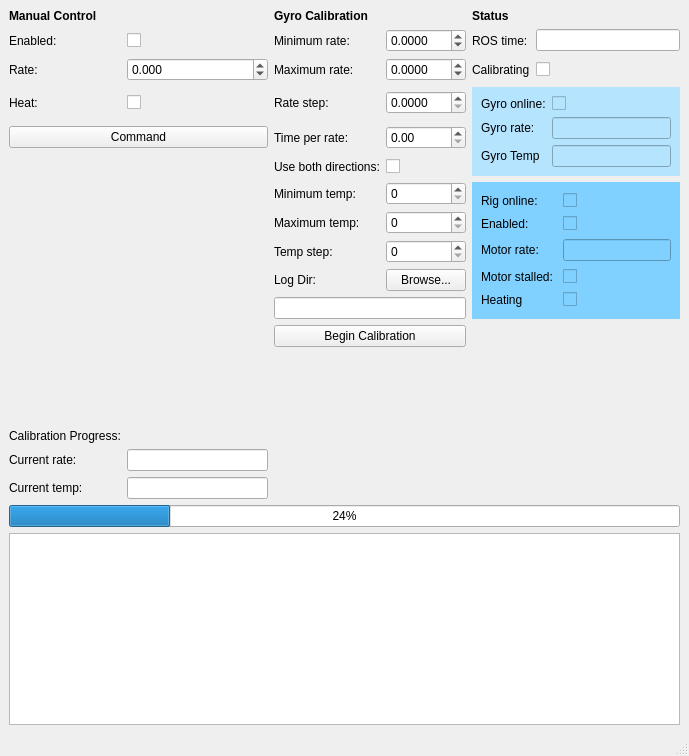
First picture: the form in gyro_cal_gui/src/rig_gui.ui, repository osu-uwrt/gyro_cal_rig, before the edit.
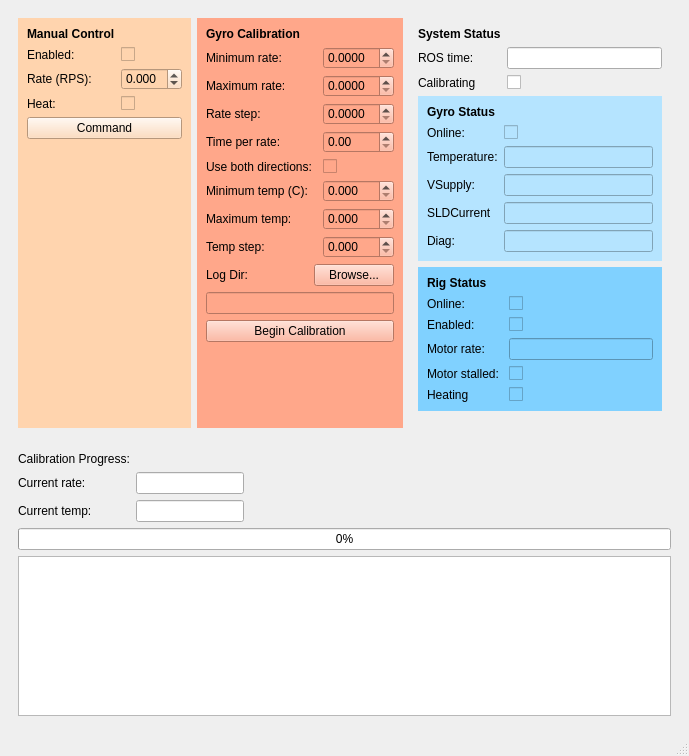
Second picture: the form after the edit.

Commit message: gui facelift, calib launch, support for cal with processed values

What changed in the file:
```diff
--- a/gyro_cal_gui/src/rig_gui.ui
+++ b/gyro_cal_gui/src/rig_gui.ui
@@ -14,21 +14,44 @@
    <string>Gyro Rig Control</string>
   </property>
   <widget class="QWidget" name="centralwidget">
-   <layout class="QGridLayout" name="gridLayout">
-    <item row="0" column="2" colspan="2">
-     <widget class="QLabel" name="label">
+   <layout class="QGridLayout" name="gridLayout_7">
+    <item row="0" column="0">
+     <widget class="QWidget" name="widget_7" native="true">
+      <layout class="QHBoxLayout" name="horizontalLayout">
+       <item>
+        <widget class="QWidget" name="widget_5" native="true">
       <property name="styleSheet">
-       <string notr="true">font-weight: bold</string>
-      </property>
+          <string notr="true">background-color:rgb(255, 212, 174)</string>
+         </property>
+         <layout class="QGridLayout" name="gridLayout_5">
+          <item row="2" column="0">
+           <widget class="QLabel" name="label_10">
       <property name="text">
-       <string>Gyro Calibration</string>
+             <string>Rate (RPS):</string>
       </property>
      </widget>
     </item>
-    <item row="16" column="0">
-     <widget class="QLabel" name="label_19">
+          <item row="0" column="0">
+           <widget class="QLabel" name="label_9">
+            <property name="styleSheet">
+             <string notr="true">font-weight:bold</string>
+            </property>
       <property name="text">
-       <string>Current temp:</string>
+             <string>Manual Control</string>
+            </property>
+           </widget>
+          </item>
+          <item row="1" column="0">
+           <widget class="QLabel" name="label_11">
+            <property name="text">
+             <string>Enabled:</string>
+            </property>
+           </widget>
+          </item>
+          <item row="3" column="0">
+           <widget class="QLabel" name="label_12">
+            <property name="text">
+             <string>Heat: </string>
       </property>
      </widget>
     </item>
@@ -39,366 +62,381 @@
       </property>
      </widget>
     </item>
-    <item row="2" column="5">
-     <widget class="QCheckBox" name="uiRigCalibrating">
+          <item row="1" column="1">
+           <widget class="QCheckBox" name="uiRigManualEnabled">
       <property name="text">
        <string/>
       </property>
-      <property name="checkable">
-       <bool>true</bool>
+           </widget>
+          </item>
+          <item row="2" column="1">
+           <widget class="QDoubleSpinBox" name="uiRigManualRate">
+            <property name="decimals">
+             <number>3</number>
+            </property>
+            <property name="minimum">
+             <double>-1.000000000000000</double>
+            </property>
+            <property name="maximum">
+             <double>1.000000000000000</double>
+            </property>
+           </widget>
+          </item>
+          <item row="5" column="0">
+           <spacer name="verticalSpacer">
+            <property name="orientation">
+             <enum>Qt::Vertical</enum>
+            </property>
+            <property name="sizeHint" stdset="0">
+             <size>
+              <width>20</width>
+              <height>40</height>
+             </size>
+            </property>
+           </spacer>
+          </item>
+          <item row="4" column="0" colspan="2">
+           <widget class="QPushButton" name="uiRigCommand">
+            <property name="text">
+             <string>Command</string>
+            </property>
+           </widget>
+          </item>
+         </layout>
+        </widget>
+       </item>
+       <item>
+        <widget class="QWidget" name="widget_4" native="true">
+         <property name="styleSheet">
+          <string notr="true">background-color:rgb(255, 167, 138)</string>
+         </property>
+         <layout class="QGridLayout" name="gridLayout_4">
+          <item row="7" column="0" colspan="2">
+           <widget class="QLabel" name="label_7">
+            <property name="text">
+             <string>Maximum temp: </string>
+            </property>
+           </widget>
+          </item>
+          <item row="2" column="2">
+           <widget class="QDoubleSpinBox" name="uiRigMaxRate">
+            <property name="decimals">
+             <number>4</number>
+            </property>
+            <property name="minimum">
+             <double>0.000000000000000</double>
+            </property>
+            <property name="maximum">
+             <double>1.000000000000000</double>
+            </property>
+            <property name="singleStep">
+             <double>0.001000000000000</double>
       </property>
      </widget>
     </item>
     <item row="5" column="2">
+           <widget class="QCheckBox" name="uiRigUseBothDirs">
+            <property name="text">
+             <string/>
+            </property>
+           </widget>
+          </item>
+          <item row="4" column="2">
+           <widget class="QDoubleSpinBox" name="uiRigTimePerRate">
+            <property name="maximum">
+             <double>120.000000000000000</double>
+            </property>
+           </widget>
+          </item>
+          <item row="5" column="0" colspan="2">
      <widget class="QLabel" name="label_4">
       <property name="text">
        <string>Use both directions:</string>
       </property>
      </widget>
     </item>
-    <item row="2" column="1">
-     <widget class="QDoubleSpinBox" name="uiRigManualRate">
+          <item row="0" column="0" colspan="2">
+           <widget class="QLabel" name="label">
+            <property name="styleSheet">
+             <string notr="true">font-weight: bold</string>
+            </property>
+            <property name="text">
+             <string>Gyro Calibration</string>
+            </property>
+           </widget>
+          </item>
+          <item row="4" column="0">
+           <widget class="QLabel" name="label_25">
+            <property name="text">
+             <string>Time per rate:</string>
+            </property>
+           </widget>
+          </item>
+          <item row="9" column="1" colspan="2">
+           <widget class="QPushButton" name="uiBrowseLogDir">
+            <property name="text">
+             <string>Browse...</string>
+            </property>
+           </widget>
+          </item>
+          <item row="8" column="0">
+           <widget class="QLabel" name="label_8">
+            <property name="text">
+             <string>Temp step: </string>
+            </property>
+           </widget>
+          </item>
+          <item row="1" column="2">
+           <widget class="QDoubleSpinBox" name="uiRigMinRate">
       <property name="decimals">
-       <number>3</number>
+             <number>4</number>
       </property>
       <property name="minimum">
-       <double>-1.000000000000000</double>
+             <double>0.000000000000000</double>
       </property>
       <property name="maximum">
-       <double>1.000000000000000</double>
-      </property>
-     </widget>
-    </item>
-    <item row="11" column="2" colspan="2">
-     <widget class="QPushButton" name="uiRigStartCal">
-      <property name="text">
-       <string>Begin Calibration</string>
-      </property>
-     </widget>
-    </item>
-    <item row="17" column="0" colspan="6">
-     <widget class="QProgressBar" name="uiCalProgress">
-      <property name="value">
-       <number>24</number>
+             <double>60.000000000000000</double>
+            </property>
+            <property name="singleStep">
+             <double>0.001000000000000</double>
       </property>
      </widget>
     </item>
     <item row="3" column="2">
+           <widget class="QDoubleSpinBox" name="uiRigRateStep">
+            <property name="decimals">
+             <number>4</number>
+            </property>
+            <property name="maximum">
+             <double>1.000000000000000</double>
+            </property>
+            <property name="singleStep">
+             <double>0.001000000000000</double>
+            </property>
+           </widget>
+          </item>
+          <item row="9" column="0">
+           <widget class="QLabel" name="label_28">
+            <property name="text">
+             <string>Log Dir:</string>
+            </property>
+           </widget>
+          </item>
+          <item row="3" column="0">
      <widget class="QLabel" name="label_5">
       <property name="text">
        <string>Rate step:</string>
       </property>
      </widget>
     </item>
-    <item row="1" column="3">
-     <widget class="QDoubleSpinBox" name="uiRigMinRate">
-      <property name="decimals">
-       <number>4</number>
-      </property>
-      <property name="minimum">
-       <double>-1.000000000000000</double>
-      </property>
-      <property name="maximum">
-       <double>1.000000000000000</double>
-      </property>
-      <property name="singleStep">
-       <double>0.001000000000000</double>
-      </property>
-     </widget>
-    </item>
-    <item row="4" column="0" colspan="2">
-     <widget class="QPushButton" name="uiRigCommand">
+          <item row="6" column="0">
+           <widget class="QLabel" name="label_6">
       <property name="text">
-       <string>Command</string>
-      </property>
-     </widget>
-    </item>
-    <item row="14" column="0">
-     <widget class="QLabel" name="label_17">
-      <property name="text">
-       <string>Calibration Progress:</string>
+             <string>Minimum temp (C):</string>
       </property>
      </widget>
     </item>
     <item row="1" column="0">
-     <widget class="QLabel" name="label_11">
-      <property name="text">
-       <string>Enabled:</string>
-      </property>
-     </widget>
-    </item>
-    <item row="1" column="2">
      <widget class="QLabel" name="label_2">
       <property name="text">
        <string>Minimum rate:</string>
       </property>
      </widget>
     </item>
-    <item row="0" column="0">
-     <widget class="QLabel" name="label_9">
-      <property name="styleSheet">
-       <string notr="true">font-weight:bold</string>
-      </property>
-      <property name="text">
-       <string>Manual Control</string>
-      </property>
-     </widget>
-    </item>
-    <item row="2" column="4">
-     <widget class="QLabel" name="label_26">
-      <property name="text">
-       <string>Calibrating</string>
-      </property>
-     </widget>
-    </item>
-    <item row="4" column="3">
-     <widget class="QDoubleSpinBox" name="uiRigTimePerRate">
-      <property name="maximum">
-       <double>500.000000000000000</double>
-      </property>
-     </widget>
-    </item>
-    <item row="15" column="0">
-     <widget class="QLabel" name="label_18">
-      <property name="text">
-       <string>Current rate:</string>
-      </property>
-     </widget>
-    </item>
-    <item row="3" column="3">
-     <widget class="QDoubleSpinBox" name="uiRigRateStep">
-      <property name="decimals">
-       <number>4</number>
-      </property>
-      <property name="maximum">
-       <double>1.000000000000000</double>
-      </property>
-      <property name="singleStep">
-       <double>0.001000000000000</double>
-      </property>
-     </widget>
-    </item>
-    <item row="2" column="3">
-     <widget class="QDoubleSpinBox" name="uiRigMaxRate">
-      <property name="decimals">
-       <number>4</number>
-      </property>
-      <property name="minimum">
-       <double>-1.000000000000000</double>
-      </property>
-      <property name="maximum">
-       <double>1.000000000000000</double>
-      </property>
-      <property name="singleStep">
-       <double>0.001000000000000</double>
-      </property>
-     </widget>
-    </item>
-    <item row="1" column="1">
-     <widget class="QCheckBox" name="uiRigManualEnabled">
-      <property name="text">
-       <string/>
-      </property>
-     </widget>
-    </item>
-    <item row="2" column="2">
+          <item row="2" column="0">
      <widget class="QLabel" name="label_3">
       <property name="text">
        <string>Maximum rate:</string>
       </property>
      </widget>
     </item>
-    <item row="1" column="5">
-     <widget class="QLineEdit" name="uiRigRosTime">
-      <property name="readOnly">
-       <bool>true</bool>
+          <item row="11" column="0" colspan="3">
+           <widget class="QPushButton" name="uiRigStartCal">
+            <property name="text">
+             <string>Begin Calibration</string>
       </property>
      </widget>
     </item>
-    <item row="3" column="4" rowspan="3" colspan="2">
+          <item row="12" column="0" colspan="3">
+           <spacer name="verticalSpacer_2">
+            <property name="orientation">
+             <enum>Qt::Vertical</enum>
+            </property>
+            <property name="sizeHint" stdset="0">
+             <size>
+              <width>20</width>
+              <height>40</height>
+             </size>
+            </property>
+           </spacer>
+          </item>
+          <item row="6" column="2">
+           <widget class="QDoubleSpinBox" name="uiRigMinTemp">
+            <property name="decimals">
+             <number>3</number>
+            </property>
+            <property name="minimum">
+             <double>0.000000000000000</double>
+            </property>
+            <property name="maximum">
+             <double>60.000000000000000</double>
+            </property>
+            <property name="singleStep">
+             <double>0.001000000000000</double>
+            </property>
+            <property name="value">
+             <double>0.000000000000000</double>
+            </property>
+           </widget>
+          </item>
+          <item row="7" column="2">
+           <widget class="QDoubleSpinBox" name="uiRigMaxTemp">
+            <property name="decimals">
+             <number>3</number>
+            </property>
+            <property name="minimum">
+             <double>0.000000000000000</double>
+            </property>
+            <property name="maximum">
+             <double>60.000000000000000</double>
+            </property>
+            <property name="singleStep">
+             <double>0.001000000000000</double>
+            </property>
+            <property name="value">
+             <double>0.000000000000000</double>
+            </property>
+           </widget>
+          </item>
+          <item row="8" column="2">
+           <widget class="QDoubleSpinBox" name="uiRigTempStep">
+            <property name="decimals">
+             <number>3</number>
+            </property>
+            <property name="minimum">
+             <double>0.000000000000000</double>
+            </property>
+            <property name="maximum">
+             <double>60.000000000000000</double>
+            </property>
+            <property name="singleStep">
+             <double>0.001000000000000</double>
+            </property>
+            <property name="value">
+             <double>0.000000000000000</double>
+            </property>
+           </widget>
+          </item>
+          <item row="10" column="0" colspan="3">
+           <widget class="QLineEdit" name="uiLogDir"/>
+          </item>
+         </layout>
+        </widget>
+       </item>
+       <item>
+        <widget class="QWidget" name="widget_3" native="true">
+         <layout class="QGridLayout" name="gridLayout">
+          <item row="4" column="0" colspan="2">
      <widget class="QWidget" name="widget" native="true">
       <property name="styleSheet">
        <string notr="true">background-color:rgb(181, 228, 255)</string>
       </property>
       <layout class="QGridLayout" name="gridLayout_2">
-       <item row="0" column="1">
-        <widget class="QCheckBox" name="uiGyroOnline">
-         <property name="enabled">
-          <bool>true</bool>
-         </property>
+             <item row="5" column="0">
+              <widget class="QLabel" name="label_30">
+               <property name="text">
+                <string>Diag:</string>
+               </property>
+              </widget>
+             </item>
+             <item row="4" column="0">
+              <widget class="QLabel" name="label_29">
          <property name="text">
-          <string/>
-         </property>
-         <property name="checkable">
+                <string>SLDCurrent</string>
+               </property>
+              </widget>
+             </item>
+             <item row="2" column="1">
+              <widget class="QLineEdit" name="uiGyroTemp">
+               <property name="readOnly">
           <bool>true</bool>
          </property>
         </widget>
        </item>
-       <item row="1" column="0">
+             <item row="3" column="0">
         <widget class="QLabel" name="label_22">
          <property name="text">
-          <string>Gyro rate:</string>
-         </property>
-        </widget>
-       </item>
-       <item row="1" column="1">
-        <widget class="QLineEdit" name="uiGyroRate">
-         <property name="enabled">
-          <bool>true</bool>
-         </property>
-         <property name="text">
-          <string/>
-         </property>
-         <property name="readOnly">
-          <bool>true</bool>
-         </property>
-        </widget>
-       </item>
-       <item row="0" column="0">
-        <widget class="QLabel" name="label_15">
-         <property name="text">
-          <string>Gyro online:</string>
+                <string>VSupply:</string>
          </property>
         </widget>
        </item>
        <item row="2" column="0">
         <widget class="QLabel" name="label_27">
          <property name="text">
-          <string>Gyro Temp</string>
+                <string>Temperature:</string>
          </property>
         </widget>
        </item>
-       <item row="2" column="1">
-        <widget class="QLineEdit" name="uiGyroTemp">
-         <property name="readOnly">
+             <item row="1" column="1">
+              <widget class="QCheckBox" name="uiGyroOnline">
+               <property name="enabled">
           <bool>true</bool>
          </property>
-        </widget>
-       </item>
-      </layout>
-     </widget>
-    </item>
-    <item row="4" column="2">
-     <widget class="QLabel" name="label_25">
+               <property name="text">
+                <string/>
+               </property>
+               <property name="checkable">
+                <bool>true</bool>
+               </property>
+              </widget>
+             </item>
+             <item row="1" column="0">
+              <widget class="QLabel" name="label_15">
       <property name="text">
-       <string>Time per rate:</string>
+                <string>Online:</string>
       </property>
      </widget>
     </item>
-    <item row="0" column="4">
-     <widget class="QLabel" name="label_13">
+             <item row="0" column="0">
+              <widget class="QLabel" name="label_32">
       <property name="styleSheet">
-       <string notr="true">font-weight:bold</string>
+                <string notr="true">font-weight: bold</string>
       </property>
       <property name="text">
-       <string>Status</string>
+                <string>Gyro Status</string>
       </property>
      </widget>
     </item>
-    <item row="5" column="3">
-     <widget class="QCheckBox" name="uiRigUseBothDirs">
+             <item row="3" column="1">
+              <widget class="QLineEdit" name="uiGyroVSupply"/>
+             </item>
+             <item row="4" column="1">
+              <widget class="QLineEdit" name="uiGyroSLDCurrent"/>
+             </item>
+             <item row="5" column="1">
+              <widget class="QLineEdit" name="uiGyroDiag"/>
+             </item>
+            </layout>
+           </widget>
+          </item>
+          <item row="3" column="1">
+           <widget class="QCheckBox" name="uiRigCalibrating">
       <property name="text">
        <string/>
       </property>
-     </widget>
-    </item>
-    <item row="8" column="2">
-     <widget class="QLabel" name="label_8">
-      <property name="text">
-       <string>Temp step: </string>
-      </property>
-     </widget>
-    </item>
-    <item row="9" column="3">
-     <widget class="QPushButton" name="uiBrowseLogDir">
-      <property name="text">
-       <string>Browse...</string>
-      </property>
-     </widget>
-    </item>
-    <item row="3" column="0">
-     <widget class="QLabel" name="label_12">
-      <property name="text">
-       <string>Heat: </string>
-      </property>
-     </widget>
-    </item>
-    <item row="13" column="2">
-     <spacer name="verticalSpacer_2">
-      <property name="orientation">
-       <enum>Qt::Vertical</enum>
-      </property>
-      <property name="sizeHint" stdset="0">
-       <size>
-        <width>20</width>
-        <height>40</height>
-       </size>
-      </property>
-     </spacer>
-    </item>
-    <item row="18" column="0" colspan="6">
-     <widget class="QTextBrowser" name="uiCalStatus"/>
-    </item>
-    <item row="7" column="2">
-     <widget class="QLabel" name="label_7">
-      <property name="text">
-       <string>Maximum temp: </string>
-      </property>
-     </widget>
-    </item>
-    <item row="2" column="0">
-     <widget class="QLabel" name="label_10">
-      <property name="text">
-       <string>Rate:</string>
-      </property>
-     </widget>
-    </item>
-    <item row="15" column="1">
-     <widget class="QLineEdit" name="uiCurrentRate">
-      <property name="readOnly">
+            <property name="checkable">
        <bool>true</bool>
       </property>
      </widget>
     </item>
-    <item row="1" column="4">
-     <widget class="QLabel" name="label_14">
-      <property name="text">
-       <string>ROS time:</string>
-      </property>
-     </widget>
-    </item>
-    <item row="9" column="2">
-     <widget class="QLabel" name="label_28">
-      <property name="text">
-       <string>Log Dir:</string>
-      </property>
-     </widget>
-    </item>
-    <item row="6" column="2">
-     <widget class="QLabel" name="label_6">
-      <property name="text">
-       <string>Minimum temp:</string>
-      </property>
-     </widget>
-    </item>
-    <item row="16" column="1">
-     <widget class="QLineEdit" name="uiCurrentTemp">
-      <property name="readOnly">
-       <bool>true</bool>
-      </property>
-     </widget>
-    </item>
-    <item row="10" column="2" colspan="2">
-     <widget class="QLineEdit" name="uiLogDir"/>
-    </item>
-    <item row="6" column="4" rowspan="5" colspan="2">
+          <item row="5" column="0" colspan="2">
      <widget class="QWidget" name="widget_2" native="true">
       <property name="styleSheet">
        <string notr="true">background-color:rgb(128, 209, 255)</string>
       </property>
       <layout class="QGridLayout" name="gridLayout_3">
-       <item row="4" column="1">
-        <widget class="QCheckBox" name="uiRigHeating">
+             <item row="2" column="1">
+              <widget class="QCheckBox" name="uiRigEnabled">
          <property name="text">
           <string/>
          </property>
@@ -407,35 +445,22 @@
          </property>
         </widget>
        </item>
-       <item row="3" column="1">
-        <widget class="QCheckBox" name="uiRigMotorStalled">
-         <property name="text">
-          <string/>
-         </property>
-         <property name="checkable">
-          <bool>true</bool>
-         </property>
-        </widget>
-       </item>
-       <item row="2" column="0">
+             <item row="3" column="0">
         <widget class="QLabel" name="label_20">
          <property name="text">
           <string>Motor rate:</string>
          </property>
         </widget>
        </item>
-       <item row="1" column="1">
-        <widget class="QCheckBox" name="uiRigEnabled">
+             <item row="5" column="0">
+              <widget class="QLabel" name="label_21">
          <property name="text">
-          <string/>
-         </property>
-         <property name="checkable">
-          <bool>true</bool>
-         </property>
-        </widget>
-       </item>
-       <item row="0" column="1">
-        <widget class="QCheckBox" name="uiRigOnline">
+                <string>Heating</string>
+               </property>
+              </widget>
+             </item>
+             <item row="5" column="1">
+              <widget class="QCheckBox" name="uiRigHeating">
          <property name="text">
           <string/>
          </property>
@@ -444,63 +469,204 @@
          </property>
         </widget>
        </item>
-       <item row="3" column="0">
+             <item row="4" column="0">
         <widget class="QLabel" name="label_23">
          <property name="text">
           <string>Motor stalled: </string>
          </property>
         </widget>
        </item>
-       <item row="1" column="0">
+             <item row="4" column="1">
+              <widget class="QCheckBox" name="uiRigMotorStalled">
+               <property name="text">
+                <string/>
+               </property>
+               <property name="checkable">
+                <bool>true</bool>
+               </property>
+              </widget>
+             </item>
+             <item row="1" column="1">
+              <widget class="QCheckBox" name="uiRigOnline">
+               <property name="text">
+                <string/>
+               </property>
+               <property name="checkable">
+                <bool>true</bool>
+               </property>
+              </widget>
+             </item>
+             <item row="2" column="0">
         <widget class="QLabel" name="label_24">
          <property name="text">
           <string>Enabled:</string>
          </property>
         </widget>
        </item>
-       <item row="2" column="1">
-        <widget class="QLineEdit" name="uiRigMotorRate">
-         <property name="readOnly">
-          <bool>true</bool>
-         </property>
-        </widget>
-       </item>
-       <item row="4" column="0">
-        <widget class="QLabel" name="label_21">
-         <property name="text">
-          <string>Heating</string>
-         </property>
-        </widget>
-       </item>
-       <item row="0" column="0">
+             <item row="1" column="0">
         <widget class="QLabel" name="label_16">
          <property name="text">
-          <string>Rig online:</string>
+                <string>Online:</string>
          </property>
         </widget>
        </item>
+             <item row="3" column="1">
+              <widget class="QLineEdit" name="uiRigMotorRate">
+               <property name="readOnly">
+                <bool>true</bool>
+               </property>
+              </widget>
+             </item>
+             <item row="0" column="0">
+              <widget class="QLabel" name="label_31">
+               <property name="styleSheet">
+                <string notr="true">font-weight:bold</string>
+               </property>
+               <property name="text">
+                <string>Rig Status</string>
+               </property>
+              </widget>
+             </item>
       </layout>
      </widget>
     </item>
-    <item row="6" column="3">
-     <widget class="QSpinBox" name="uiRigMinTemp">
-      <property name="maximum">
-       <number>20000</number>
-      </property>
-     </widget>
-    </item>
-    <item row="7" column="3">
-     <widget class="QSpinBox" name="uiRigMaxTemp">
-      <property name="maximum">
-       <number>20000</number>
+          <item row="6" column="0">
+           <spacer name="verticalSpacer_3">
+            <property name="orientation">
+             <enum>Qt::Vertical</enum>
+            </property>
+            <property name="sizeHint" stdset="0">
+             <size>
+              <width>20</width>
+              <height>40</height>
+             </size>
+            </property>
+           </spacer>
+          </item>
+          <item row="0" column="0">
+           <widget class="QLabel" name="label_13">
+            <property name="styleSheet">
+             <string notr="true">font-weight:bold</string>
+            </property>
+            <property name="text">
+             <string>System Status</string>
+            </property>
+           </widget>
+          </item>
+          <item row="3" column="0">
+           <widget class="QLabel" name="label_26">
+            <property name="text">
+             <string>Calibrating</string>
       </property>
      </widget>
     </item>
-    <item row="8" column="3">
-     <widget class="QSpinBox" name="uiRigTempStep">
-      <property name="maximum">
-       <number>20000</number>
-      </property>
+          <item row="2" column="1">
+           <widget class="QLineEdit" name="uiRigRosTime">
+            <property name="readOnly">
+             <bool>true</bool>
+            </property>
+           </widget>
+          </item>
+          <item row="2" column="0">
+           <widget class="QLabel" name="label_14">
+            <property name="text">
+             <string>ROS time:</string>
+            </property>
+           </widget>
+          </item>
+         </layout>
+        </widget>
+       </item>
+      </layout>
+     </widget>
+    </item>
+    <item row="1" column="0">
+     <widget class="QWidget" name="widget_6" native="true">
+      <layout class="QGridLayout" name="gridLayout_6">
+       <item row="2" column="1">
+        <widget class="QLineEdit" name="uiCurrentTemp">
+         <property name="sizePolicy">
+          <sizepolicy hsizetype="Minimum" vsizetype="Fixed">
+           <horstretch>0</horstretch>
+           <verstretch>0</verstretch>
+          </sizepolicy>
+         </property>
+         <property name="readOnly">
+          <bool>true</bool>
+         </property>
+        </widget>
+       </item>
+       <item row="1" column="1">
+        <widget class="QLineEdit" name="uiCurrentRate">
+         <property name="sizePolicy">
+          <sizepolicy hsizetype="Minimum" vsizetype="Fixed">
+           <horstretch>0</horstretch>
+           <verstretch>0</verstretch>
+          </sizepolicy>
+         </property>
+         <property name="readOnly">
+          <bool>true</bool>
+         </property>
+        </widget>
+       </item>
+       <item row="2" column="0">
+        <widget class="QLabel" name="label_19">
+         <property name="text">
+          <string>Current temp:</string>
+         </property>
+        </widget>
+       </item>
+       <item row="1" column="0">
+        <widget class="QLabel" name="label_18">
+         <property name="text">
+          <string>Current rate:</string>
+         </property>
+        </widget>
+       </item>
+       <item row="0" column="0">
+        <widget class="QLabel" name="label_17">
+         <property name="text">
+          <string>Calibration Progress:</string>
+         </property>
+        </widget>
+       </item>
+       <item row="1" column="2">
+        <spacer name="horizontalSpacer">
+         <property name="orientation">
+          <enum>Qt::Horizontal</enum>
+         </property>
+         <property name="sizeHint" stdset="0">
+          <size>
+           <width>40</width>
+           <height>20</height>
+          </size>
+         </property>
+        </spacer>
+       </item>
+       <item row="2" column="2">
+        <spacer name="horizontalSpacer_2">
+         <property name="orientation">
+          <enum>Qt::Horizontal</enum>
+         </property>
+         <property name="sizeHint" stdset="0">
+          <size>
+           <width>40</width>
+           <height>20</height>
+          </size>
+         </property>
+        </spacer>
+       </item>
+       <item row="4" column="0" colspan="3">
+        <widget class="QProgressBar" name="uiCalProgress">
+         <property name="value">
+          <number>0</number>
+         </property>
+        </widget>
+       </item>
+       <item row="5" column="0" colspan="3">
+        <widget class="QTextBrowser" name="uiCalStatus"/>
+       </item>
+      </layout>
      </widget>
     </item>
    </layout>
```
Left out of the diff: 3 changed lines with no effect on the pictures. Lines whose indentation alone changed are shown as unchanged. The commit also changes 6 other files.
